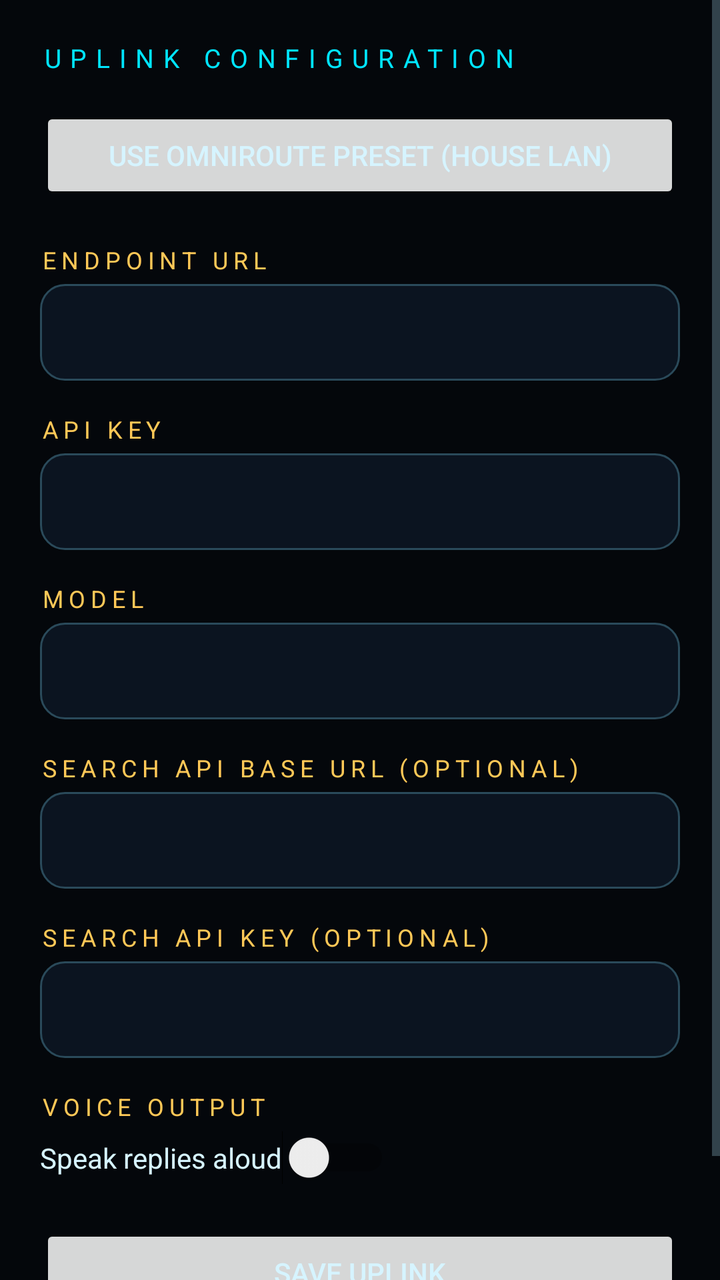
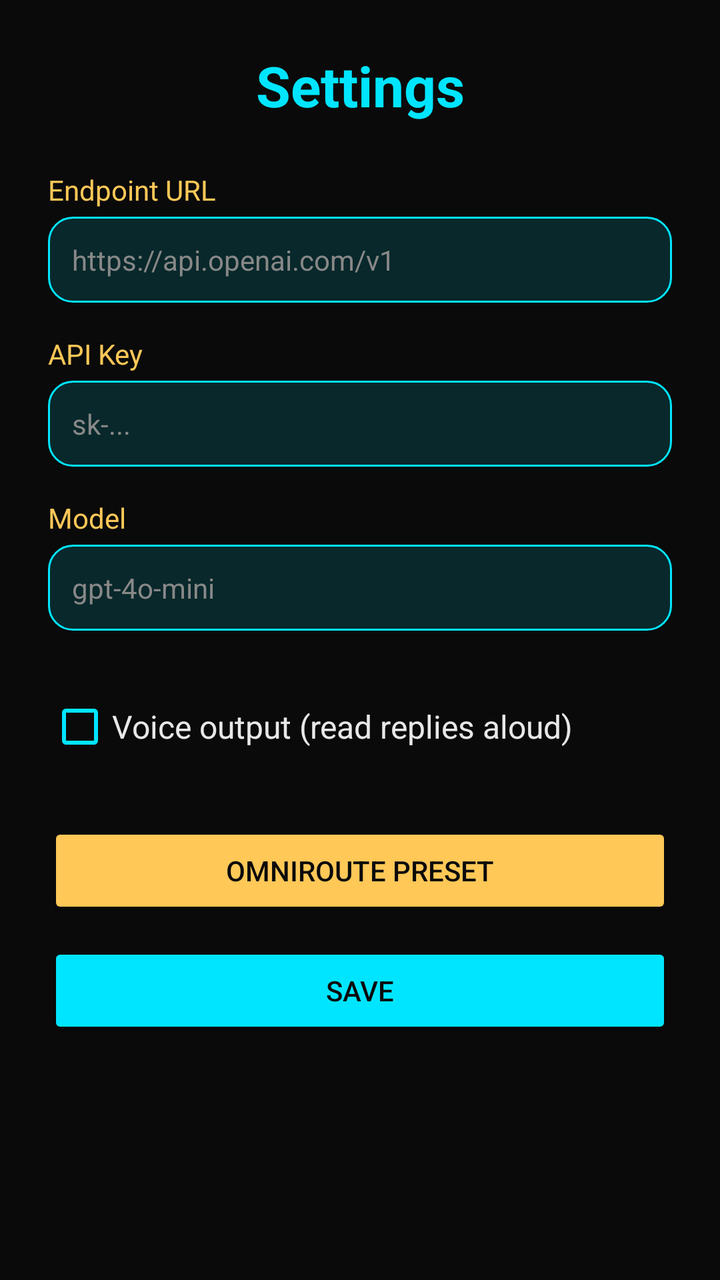

Compare the two renders of this Android layout. The source of the first and the diff that turns it into the second are given below.
<!-- AndroidManifest.xml: application theme Theme.Omniscient -->
<!-- res/layout/activity_settings.xml -->
<?xml version="1.0" encoding="utf-8"?>
<ScrollView xmlns:android="http://schemas.android.com/apk/res/android"
    android:layout_width="match_parent"
    android:layout_height="match_parent"
    android:background="@color/void_black"
    android:fillViewport="true">

    <LinearLayout
        android:layout_width="match_parent"
        android:layout_height="wrap_content"
        android:orientation="vertical"
        android:padding="20dp">

        <TextView
            style="@style/HudHeader"
            android:layout_width="wrap_content"
            android:layout_height="wrap_content"
            android:text="UPLINK CONFIGURATION" />

        <Button
            android:id="@+id/omniRouteButton"
            android:layout_width="match_parent"
            android:layout_height="wrap_content"
            android:layout_marginTop="16dp"
            android:text="USE OMNIROUTE PRESET (HOUSE LAN)" />

        <TextView
            style="@style/HudStatus"
            android:layout_width="wrap_content"
            android:layout_height="wrap_content"
            android:layout_marginTop="20dp"
            android:text="ENDPOINT URL" />

        <EditText
            android:id="@+id/endpointInput"
            android:layout_width="match_parent"
            android:layout_height="wrap_content"
            android:layout_marginTop="4dp"
            android:background="@drawable/glass_input"
            android:inputType="textUri"
            android:padding="14dp"
            android:textColor="@color/ghost_white"
            android:textColorHint="@color/muted"
            android:textSize="15sp" />

        <TextView
            style="@style/HudStatus"
            android:layout_width="wrap_content"
            android:layout_height="wrap_content"
            android:layout_marginTop="16dp"
            android:text="API KEY" />

        <EditText
            android:id="@+id/apiKeyInput"
            android:layout_width="match_parent"
            android:layout_height="wrap_content"
            android:layout_marginTop="4dp"
            android:background="@drawable/glass_input"
            android:inputType="textPassword"
            android:padding="14dp"
            android:textColor="@color/ghost_white"
            android:textColorHint="@color/muted"
            android:textSize="15sp" />

        <TextView
            style="@style/HudStatus"
            android:layout_width="wrap_content"
            android:layout_height="wrap_content"
            android:layout_marginTop="16dp"
            android:text="MODEL" />

        <EditText
            android:id="@+id/modelInput"
            android:layout_width="match_parent"
            android:layout_height="wrap_content"
            android:layout_marginTop="4dp"
            android:background="@drawable/glass_input"
            android:inputType="text"
            android:padding="14dp"
            android:textColor="@color/ghost_white"
            android:textColorHint="@color/muted"
            android:textSize="15sp" />

        <TextView
            style="@style/HudStatus"
            android:layout_width="wrap_content"
            android:layout_height="wrap_content"
            android:layout_marginTop="16dp"
            android:text="SEARCH API BASE URL (OPTIONAL)" />

        <EditText
            android:id="@+id/searchEndpointInput"
            android:layout_width="match_parent"
            android:layout_height="wrap_content"
            android:layout_marginTop="4dp"
            android:background="@drawable/glass_input"
            android:inputType="textUri"
            android:padding="14dp"
            android:textColor="@color/ghost_white"
            android:textColorHint="@color/muted"
            android:textSize="15sp" />

        <TextView
            style="@style/HudStatus"
            android:layout_width="wrap_content"
            android:layout_height="wrap_content"
            android:layout_marginTop="16dp"
            android:text="SEARCH API KEY (OPTIONAL)" />

        <EditText
            android:id="@+id/searchApiKeyInput"
            android:layout_width="match_parent"
            android:layout_height="wrap_content"
            android:layout_marginTop="4dp"
            android:background="@drawable/glass_input"
            android:inputType="textPassword"
            android:padding="14dp"
            android:textColor="@color/ghost_white"
            android:textColorHint="@color/muted"
            android:textSize="15sp" />

        <TextView
            style="@style/HudStatus"
            android:layout_width="wrap_content"
            android:layout_height="wrap_content"
            android:layout_marginTop="16dp"
            android:text="VOICE OUTPUT" />

        <Switch
            android:id="@+id/ttsSwitch"
            android:layout_width="wrap_content"
            android:layout_height="wrap_content"
            android:layout_marginTop="4dp"
            android:text="Speak replies aloud"
            android:textColor="@color/ghost_white" />

        <Button
            android:id="@+id/saveButton"
            android:layout_width="match_parent"
            android:layout_height="wrap_content"
            android:layout_marginTop="20dp"
            android:text="SAVE UPLINK" />

        <TextView
            android:id="@+id/savedNote"
            style="@style/HudStatus"
            android:layout_width="wrap_content"
            android:layout_height="wrap_content"
            android:layout_gravity="center_horizontal"
            android:layout_marginTop="12dp"
            android:text="" />
    </LinearLayout>
</ScrollView>
<!-- resources referenced by this layout -->
<resources>
  <color name="ghost_white">#D6F4FF</color>
  <color name="muted">#5E7A87</color>
  <color name="void_black">#04070B</color>
  <!-- drawable glass_input (drawable) -->
  <?xml version="1.0" encoding="utf-8"?>
  <shape xmlns:android="http://schemas.android.com/apk/res/android"
      android:shape="rectangle">
      <solid android:color="#0B1420" />
      <stroke android:width="1dp" android:color="@color/glass_edge" />
      <corners android:radius="12dp" />
  </shape>
  <style name="HudHeader">
          <item name="android:textColor">@color/arc_cyan</item>
          <item name="android:letterSpacing">0.35</item>
          <item name="android:textSize">13sp</item>
      </style>
  <style name="HudStatus">
          <item name="android:textColor">@color/gold</item>
          <item name="android:letterSpacing">0.22</item>
          <item name="android:textSize">12sp</item>
      </style>
  <style name="Theme.Omniscient" parent="Theme.MaterialComponents.DayNight.NoActionBar">
          <item name="colorPrimary">@color/arc_cyan</item>
          <item name="colorPrimaryVariant">@color/arc_cyan_dim</item>
          <item name="colorOnPrimary">@color/void_black</item>
          <item name="colorSecondary">@color/gold</item>
          <item name="android:colorBackground">@color/void_black</item>
          <item name="colorSurface">@color/panel</item>
          <item name="colorOnSurface">@color/ghost_white</item>
          <item name="android:textColorPrimary">@color/ghost_white</item>
          <item name="android:textColorSecondary">@color/muted</item>
          <item name="android:windowBackground">@color/void_black</item>
          <item name="android:statusBarColor">@color/void_black</item>
          <item name="android:navigationBarColor">@color/void_black</item>
      </style>
  <color name="glass_edge">#2A4A5A</color>
  <color name="arc_cyan">#00E5FF</color>
  <color name="gold">#FFC857</color>
  <color name="arc_cyan_dim">#0E5A66</color>
  <color name="panel">#0A1119</color>
</resources>

<!-- the commit's change to res/layout/activity_settings.xml (unified diff, before → after) -->
@@ -9,145 +9,107 @@
         android:layout_width="match_parent"
         android:layout_height="wrap_content"
         android:orientation="vertical"
-        android:padding="20dp">
+        android:padding="24dp">
 
         <TextView
-            style="@style/HudHeader"
-            android:layout_width="wrap_content"
+            android:layout_width="match_parent"
             android:layout_height="wrap_content"
-            android:text="UPLINK CONFIGURATION" />
+            android:text="Settings"
+            android:textSize="28sp"
+            android:textColor="@color/cyan"
+            android:textStyle="bold"
+            android:gravity="center"
+            android:layout_marginBottom="24dp" />
+
+        <TextView
+            android:layout_width="match_parent"
+            android:layout_height="wrap_content"
+            android:text="Endpoint URL"
+            android:textSize="14sp"
+            android:textColor="@color/gold"
+            android:layout_marginBottom="4dp" />
+
+        <EditText
+            android:id="@+id/settingsEndpoint"
+            android:layout_width="match_parent"
+            android:layout_height="wrap_content"
+            android:hint="https://api.openai.com/v1"
+            android:textSize="14sp"
+            android:textColor="@color/text_light"
+            android:textColorHint="@color/text_dim"
+            android:background="@drawable/glass_input"
+            android:padding="12dp"
+            android:inputType="textUri"
+            android:layout_marginBottom="16dp" />
+
+        <TextView
+            android:layout_width="match_parent"
+            android:layout_height="wrap_content"
+            android:text="API Key"
+            android:textSize="14sp"
+            android:textColor="@color/gold"
+            android:layout_marginBottom="4dp" />
+
+        <EditText
+            android:id="@+id/settingsApiKey"
+            android:layout_width="match_parent"
+            android:layout_height="wrap_content"
+            android:hint="sk-..."
+            android:textSize="14sp"
+            android:textColor="@color/text_light"
+            android:textColorHint="@color/text_dim"
+            android:background="@drawable/glass_input"
+            android:padding="12dp"
+            android:inputType="textPassword"
+            android:layout_marginBottom="16dp" />
+
+        <TextView
+            android:layout_width="match_parent"
+            android:layout_height="wrap_content"
+            android:text="Model"
+            android:textSize="14sp"
+            android:textColor="@color/gold"
+            android:layout_marginBottom="4dp" />
+
+        <EditText
+            android:id="@+id/settingsModel"
+            android:layout_width="match_parent"
+            android:layout_height="wrap_content"
+            android:hint="gpt-4o-mini"
+            android:textSize="14sp"
+            android:textColor="@color/text_light"
+            android:textColorHint="@color/text_dim"
+            android:background="@drawable/glass_input"
+            android:padding="12dp"
+            android:inputType="text"
+            android:layout_marginBottom="24dp" />
+
+        <CheckBox
+            android:id="@+id/settingsVoiceOutput"
+            android:layout_width="match_parent"
+            android:layout_height="wrap_content"
+            android:text="Voice output (read replies aloud)"
+            android:textSize="16sp"
+            android:textColor="@color/text_light"
+            android:buttonTint="@color/cyan"
+            android:layout_marginBottom="24dp" />
 
         <Button
-            android:id="@+id/omniRouteButton"
+            android:id="@+id/settingsPreset"
             android:layout_width="match_parent"
             android:layout_height="wrap_content"
-            android:layout_marginTop="16dp"
-            android:text="USE OMNIROUTE PRESET (HOUSE LAN)" />
+            android:text="OmniRoute Preset"
+            android:textColor="@color/void_black"
+            android:backgroundTint="@color/gold"
+            android:layout_marginBottom="12dp" />
 
-        <TextView
-            style="@style/HudStatus"
-            android:layout_width="wrap_content"
-            android:layout_height="wrap_content"
-            android:layout_marginTop="20dp"
-            android:text="ENDPOINT URL" />
-
-        <EditText
-            android:id="@+id/endpointInput"
+        <Button
+            android:id="@+id/settingsSave"
             android:layout_width="match_parent"
             android:layout_height="wrap_content"
-            android:layout_marginTop="4dp"
-            android:background="@drawable/glass_input"
-            android:inputType="textUri"
-            android:padding="14dp"
-            android:textColor="@color/ghost_white"
-            android:textColorHint="@color/muted"
-            android:textSize="15sp" />
+            android:text="SAVE"
+            android:textColor="@color/void_black"
+            android:backgroundTint="@color/cyan" />
 
-        <TextView
-            style="@style/HudStatus"
-            android:layout_width="wrap_content"
-            android:layout_height="wrap_content"
-            android:layout_marginTop="16dp"
-            android:text="API KEY" />
-
-        <EditText
-            android:id="@+id/apiKeyInput"
-            android:layout_width="match_parent"
-            android:layout_height="wrap_content"
-            android:layout_marginTop="4dp"
-            android:background="@drawable/glass_input"
-            android:inputType="textPassword"
-            android:padding="14dp"
-            android:textColor="@color/ghost_white"
-            android:textColorHint="@color/muted"
-            android:textSize="15sp" />
-
-        <TextView
-            style="@style/HudStatus"
-            android:layout_width="wrap_content"
-            android:layout_height="wrap_content"
-            android:layout_marginTop="16dp"
-            android:text="MODEL" />
-
-        <EditText
-            android:id="@+id/modelInput"
-            android:layout_width="match_parent"
-            android:layout_height="wrap_content"
-            android:layout_marginTop="4dp"
-            android:background="@drawable/glass_input"
-            android:inputType="text"
-            android:padding="14dp"
-            android:textColor="@color/ghost_white"
-            android:textColorHint="@color/muted"
-            android:textSize="15sp" />
-
-        <TextView
-            style="@style/HudStatus"
-            android:layout_width="wrap_content"
-            android:layout_height="wrap_content"
-            android:layout_marginTop="16dp"
-            android:text="SEARCH API BASE URL (OPTIONAL)" />
-
-        <EditText
-            android:id="@+id/searchEndpointInput"
-            android:layout_width="match_parent"
-            android:layout_height="wrap_content"
-            android:layout_marginTop="4dp"
-            android:background="@drawable/glass_input"
-            android:inputType="textUri"
-            android:padding="14dp"
-            android:textColor="@color/ghost_white"
-            android:textColorHint="@color/muted"
-            android:textSize="15sp" />
-
-        <TextView
-            style="@style/HudStatus"
-            android:layout_width="wrap_content"
-            android:layout_height="wrap_content"
-            android:layout_marginTop="16dp"
-            android:text="SEARCH API KEY (OPTIONAL)" />
-
-        <EditText
-            android:id="@+id/searchApiKeyInput"
-            android:layout_width="match_parent"
-            android:layout_height="wrap_content"
-            android:layout_marginTop="4dp"
-            android:background="@drawable/glass_input"
-            android:inputType="textPassword"
-            android:padding="14dp"
-            android:textColor="@color/ghost_white"
-            android:textColorHint="@color/muted"
-            android:textSize="15sp" />
-
-        <TextView
-            style="@style/HudStatus"
-            android:layout_width="wrap_content"
-            android:layout_height="wrap_content"
-            android:layout_marginTop="16dp"
-            android:text="VOICE OUTPUT" />
-
-        <Switch
-            android:id="@+id/ttsSwitch"
-            android:layout_width="wrap_content"
-            android:layout_height="wrap_content"
-            android:layout_marginTop="4dp"
-            android:text="Speak replies aloud"
-            android:textColor="@color/ghost_white" />
-
-        <Button
-            android:id="@+id/saveButton"
-            android:layout_width="match_parent"
-            android:layout_height="wrap_content"
-            android:layout_marginTop="20dp"
-            android:text="SAVE UPLINK" />
-
-        <TextView
-            android:id="@+id/savedNote"
-            style="@style/HudStatus"
-            android:layout_width="wrap_content"
-            android:layout_height="wrap_content"
-            android:layout_gravity="center_horizontal"
-            android:layout_marginTop="12dp"
-            android:text="" />
     </LinearLayout>
 </ScrollView>
<!-- resource entries referenced after the edit -->
@@ -1,44 +1,26 @@
 <!-- resources referenced by this layout -->
 <resources>
-  <color name="ghost_white">#D6F4FF</color>
-  <color name="muted">#5E7A87</color>
-  <color name="void_black">#04070B</color>
+  <color name="cyan">#00E5FF</color>
+  <color name="void_black">#0A0A0A</color>
   <!-- drawable glass_input (drawable) -->
   <?xml version="1.0" encoding="utf-8"?>
   <shape xmlns:android="http://schemas.android.com/apk/res/android"
       android:shape="rectangle">
-      <solid android:color="#0B1420" />
-      <stroke android:width="1dp" android:color="@color/glass_edge" />
+      <solid android:color="#2200E5FF" />
+      <stroke android:width="1dp" android:color="#00E5FF" />
       <corners android:radius="12dp" />
   </shape>
-  <style name="HudHeader">
-          <item name="android:textColor">@color/arc_cyan</item>
-          <item name="android:letterSpacing">0.35</item>
-          <item name="android:textSize">13sp</item>
-      </style>
-  <style name="HudStatus">
-          <item name="android:textColor">@color/gold</item>
-          <item name="android:letterSpacing">0.22</item>
-          <item name="android:textSize">12sp</item>
-      </style>
   <style name="Theme.Omniscient" parent="Theme.MaterialComponents.DayNight.NoActionBar">
-          <item name="colorPrimary">@color/arc_cyan</item>
-          <item name="colorPrimaryVariant">@color/arc_cyan_dim</item>
+          <item name="colorPrimary">@color/cyan</item>
+          <item name="colorPrimaryVariant">@color/gold</item>
           <item name="colorOnPrimary">@color/void_black</item>
           <item name="colorSecondary">@color/gold</item>
-          <item name="android:colorBackground">@color/void_black</item>
-          <item name="colorSurface">@color/panel</item>
-          <item name="colorOnSurface">@color/ghost_white</item>
-          <item name="android:textColorPrimary">@color/ghost_white</item>
-          <item name="android:textColorSecondary">@color/muted</item>
           <item name="android:windowBackground">@color/void_black</item>
           <item name="android:statusBarColor">@color/void_black</item>
           <item name="android:navigationBarColor">@color/void_black</item>
       </style>
-  <color name="glass_edge">#2A4A5A</color>
-  <color name="arc_cyan">#00E5FF</color>
   <color name="gold">#FFC857</color>
-  <color name="arc_cyan_dim">#0E5A66</color>
-  <color name="panel">#0A1119</color>
+  <color name="text_dim">#888888</color>
+  <color name="text_light">#E8E8E8</color>
 </resources>
 
